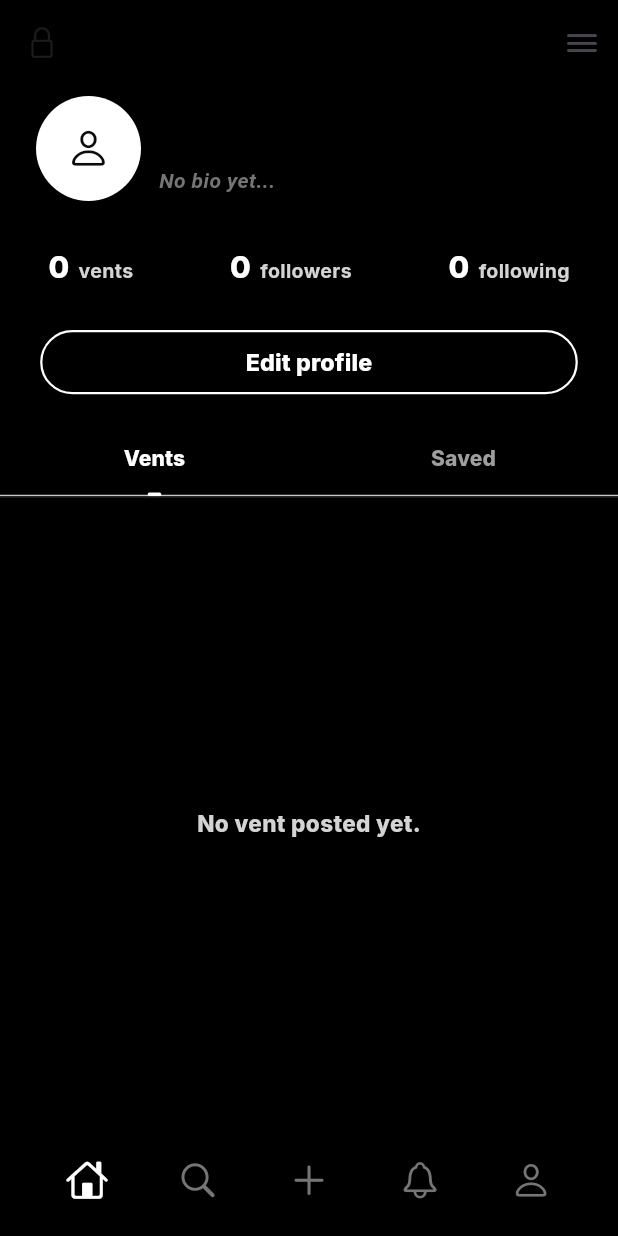
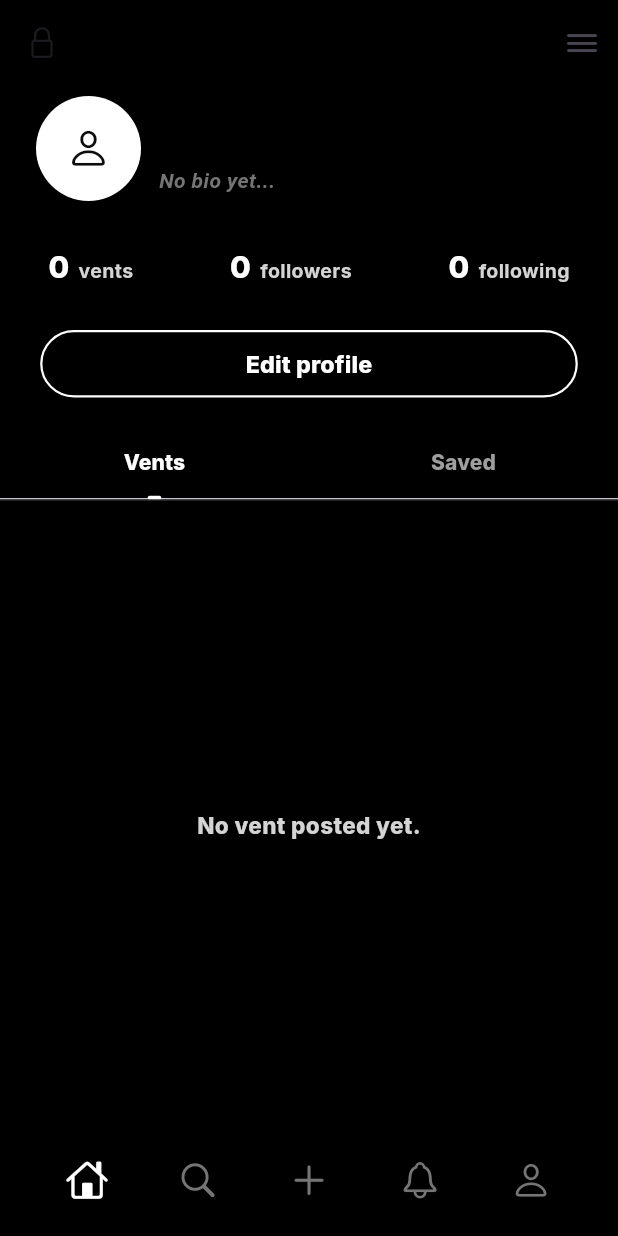
Before and after one commit to Tho100/revent, a Flutter app: the MyProfilePage screen opened directly, on a phone screen of 412 x 824 dp. Run offline on Flutter 3.47's test engine with Material 3 defaults, Android fonts, the phone set to English and light mode, and no system bars; our stand-ins replace flutter_cache_manager, flutter_dotenv, flutter_native_image, get_it, google_fonts; missing offline and left inert: dynamic_height_grid_view, image_picker_plus, mysql_client; statements that could not run were skipped.

Commit message:
Set a fixed height for profile follow/edit-profile button

```diff
--- a/lib/pages/navigation/my_profile_page.dart
+++ b/lib/pages/navigation/my_profile_page.dart
@@ -127,7 +127,7 @@ class MyProfilePageState extends State<MyProfilePage> with SingleTickerProviderS
       alignment: Alignment.center,
       child: CustomOutlinedButton(
         customWidth: MediaQuery.of(context).size.width * 0.87,
-        customHeight: MediaQuery.of(context).size.height * 0.052,
+        customHeight: 45.0,
         customFontSize: 15.5,
         text: 'Edit profile',
         onPressed: () {
--- a/lib/pages/profile/user_profile_page.dart
+++ b/lib/pages/profile/user_profile_page.dart
@@ -216,7 +216,8 @@ class UserProfilePageState extends State<UserProfilePage> with SingleTickerProvi
   Widget _buildFollowButton() {
 
     final buttonWidth = MediaQuery.of(context).size.width * 0.87;
-    final buttonHeight = MediaQuery.of(context).size.height * 0.052;
+    const buttonHeight = 45.0;
+
     const fontSize = 15.5;
 
     return Align(
```
